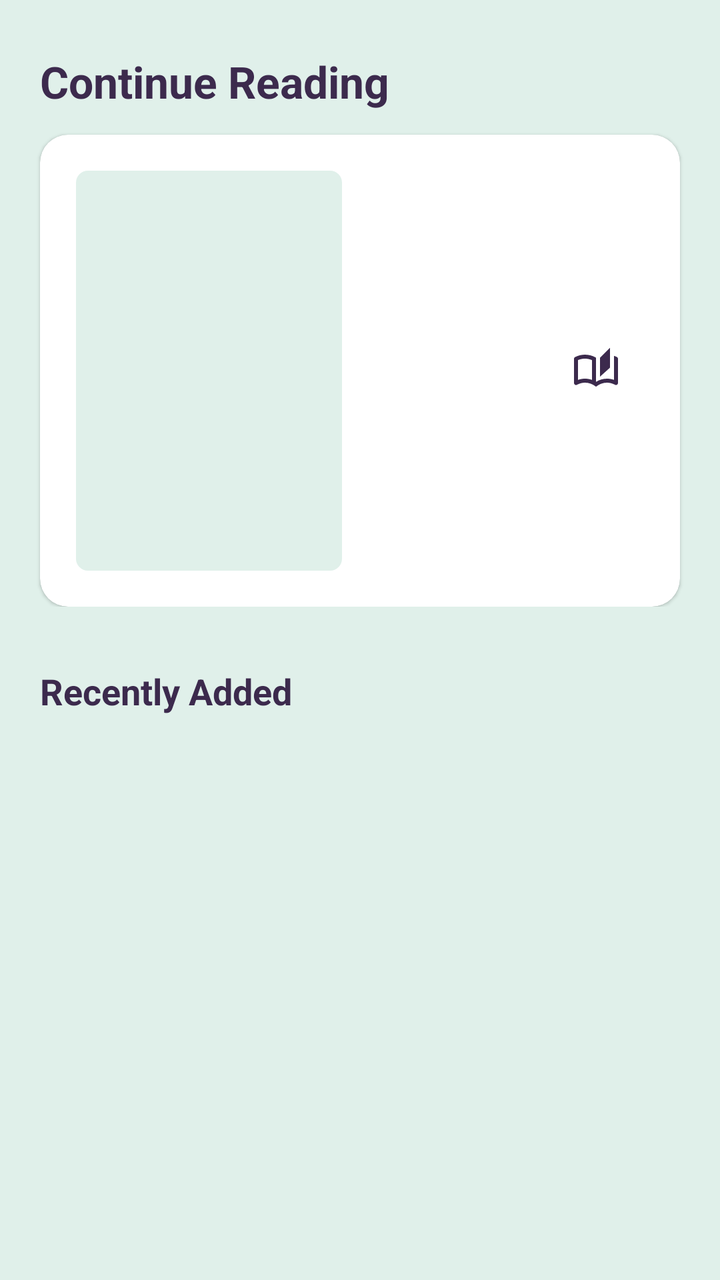
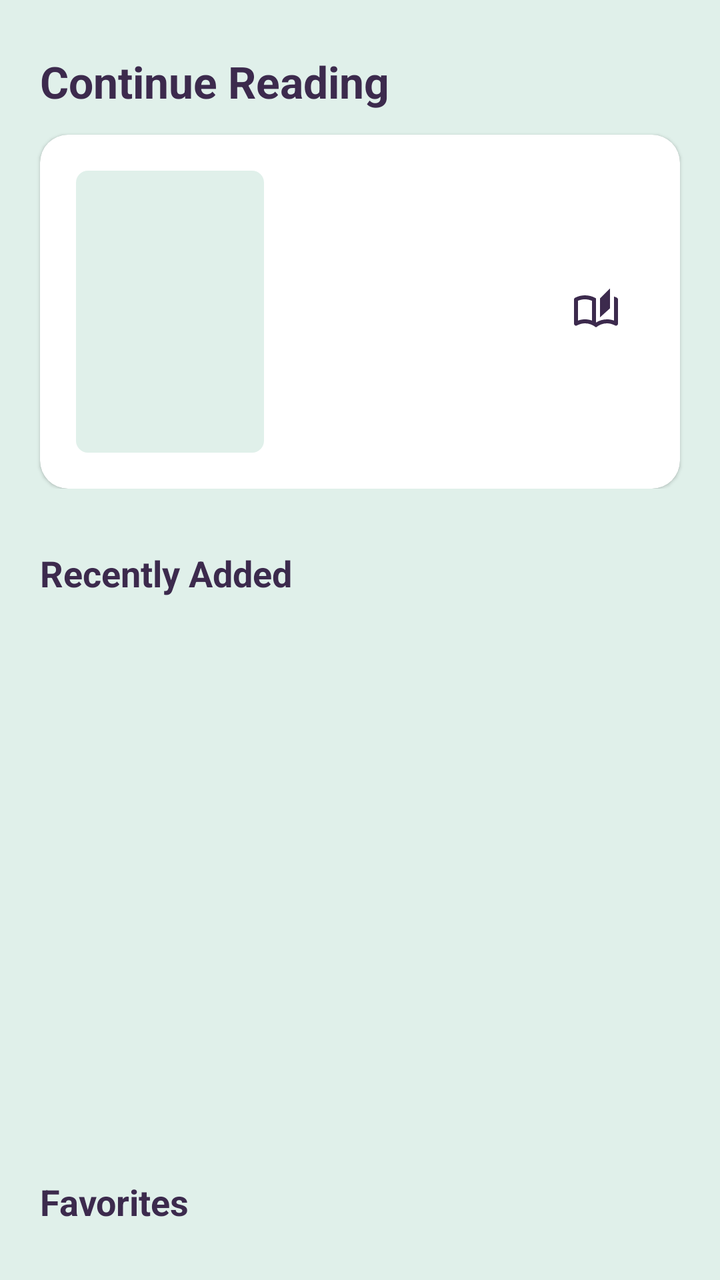

Two renders of the same Android screen: before a commit and after it. Below are the layout's source before the change and the commit's diff.
<!-- AndroidManifest.xml: application theme Theme.EpubReader -->
<!-- res/layout/view_home.xml -->
<?xml version="1.0" encoding="utf-8"?>
<androidx.core.widget.NestedScrollView xmlns:android="http://schemas.android.com/apk/res/android"
    xmlns:app="http://schemas.android.com/apk/res-auto"
    android:id="@+id/homeScroll"
    android:layout_width="match_parent"
    android:layout_height="match_parent"
    android:clipToPadding="false"
    android:fillViewport="true"
    android:overScrollMode="never"
    android:paddingBottom="24dp">

    <LinearLayout
        android:layout_width="match_parent"
        android:layout_height="wrap_content"
        android:orientation="vertical">

        <LinearLayout
            android:id="@+id/homeEmpty"
            android:layout_width="match_parent"
            android:layout_height="wrap_content"
            android:minHeight="280dp"
            android:layout_marginStart="32dp"
            android:layout_marginTop="72dp"
            android:layout_marginEnd="32dp"
            android:gravity="center"
            android:orientation="vertical"
            android:visibility="gone">

            <ImageView
                android:layout_width="72dp"
                android:layout_height="72dp"
                android:alpha="0.45"
                android:contentDescription="@string/app_name"
                android:src="@drawable/ic_home" />

            <TextView
                android:layout_width="wrap_content"
                android:layout_height="wrap_content"
                android:layout_marginTop="16dp"
                android:text="@string/home_empty_title"
                android:textColor="?android:textColorPrimary"
                android:textSize="20sp"
                android:textStyle="bold" />

            <TextView
                android:layout_width="wrap_content"
                android:layout_height="wrap_content"
                android:layout_marginTop="6dp"
                android:gravity="center"
                android:text="@string/home_empty_hint"
                android:textColor="?android:textColorSecondary" />

            <com.google.android.material.button.MaterialButton
                android:id="@+id/homeEmptyAction"
                android:layout_width="wrap_content"
                android:layout_height="wrap_content"
                android:layout_marginTop="14dp"
                android:text="@string/action_import_file" />
        </LinearLayout>

        <LinearLayout
            android:id="@+id/homeContinueSection"
            android:layout_width="match_parent"
            android:layout_height="wrap_content"
            android:orientation="vertical">

            <TextView
                android:layout_width="match_parent"
                android:layout_height="wrap_content"
                android:layout_marginStart="@dimen/app_row_content_padding_h"
                android:layout_marginTop="26dp"
                android:layout_marginEnd="@dimen/app_row_content_padding_h"
                android:text="@string/home_continue_heading"
                android:textColor="?android:textColorPrimary"
                android:textSize="22sp"
                android:textStyle="bold" />

            <com.google.android.material.card.MaterialCardView
                android:id="@+id/homeContinueCard"
                android:layout_width="match_parent"
                android:layout_height="wrap_content"
                android:layout_marginStart="@dimen/app_row_content_padding_h"
                android:layout_marginTop="12dp"
                android:layout_marginEnd="@dimen/app_row_content_padding_h"
                app:cardBackgroundColor="?attr/colorSurface"
                app:cardCornerRadius="14dp"
                app:cardElevation="1dp">

                <LinearLayout
                    android:layout_width="match_parent"
                    android:layout_height="wrap_content"
                    android:gravity="center_vertical"
                    android:orientation="horizontal"
                    android:padding="18dp">

                    <ImageView
                        android:id="@+id/homeContinueCover"
                        android:layout_width="133dp"
                        android:layout_height="200dp"
                        android:background="@drawable/cover_frame"
                        android:contentDescription="@string/book_cover"
                        android:scaleType="centerCrop" />

                    <LinearLayout
                        android:layout_width="0dp"
                        android:layout_height="wrap_content"
                        android:layout_marginStart="18dp"
                        android:layout_weight="1"
                        android:orientation="vertical">

                        <TextView
                            android:id="@+id/homeContinueTitle"
                            android:layout_width="match_parent"
                            android:layout_height="wrap_content"
                            android:ellipsize="end"
                            android:maxLines="3"
                            android:textColor="?android:textColorPrimary"
                            android:textSize="19sp"
                            android:textStyle="bold" />

                        <TextView
                            android:id="@+id/homeContinueAuthor"
                            android:layout_width="match_parent"
                            android:layout_height="wrap_content"
                            android:layout_marginTop="5dp"
                            android:ellipsize="end"
                            android:maxLines="2"
                            android:textColor="?android:textColorSecondary"
                            android:textSize="13sp" />

                        <TextView
                            android:id="@+id/homeContinueSeries"
                            android:layout_width="match_parent"
                            android:layout_height="wrap_content"
                            android:layout_marginTop="3dp"
                            android:ellipsize="end"
                            android:maxLines="2"
                            android:textColor="?android:textColorSecondary"
                            android:textSize="12sp" />

                        <TextView
                            android:id="@+id/homeContinueLocation"
                            android:layout_width="wrap_content"
                            android:layout_height="wrap_content"
                            android:layout_marginTop="10dp"
                            android:textColor="?android:textColorSecondary"
                            android:textSize="12sp" />

                        <TextView
                            android:id="@+id/homeContinueProgress"
                            android:layout_width="wrap_content"
                            android:layout_height="wrap_content"
                            android:layout_marginTop="2dp"
                            android:textColor="?android:textColorSecondary"
                            android:textSize="12sp" />
                    </LinearLayout>

                    <ImageButton
                        android:id="@+id/homeContinueButton"
                        android:layout_width="48dp"
                        android:layout_height="48dp"
                        android:layout_marginStart="8dp"
                        android:background="?attr/selectableItemBackgroundBorderless"
                        android:contentDescription="@string/continue_reading"
                        android:src="@drawable/ic_menu_book"
                        app:tint="?android:textColorPrimary" />
                </LinearLayout>
            </com.google.android.material.card.MaterialCardView>
        </LinearLayout>

        <LinearLayout
            android:id="@+id/homeRecentlyAddedSection"
            android:layout_width="match_parent"
            android:layout_height="wrap_content"
            android:orientation="vertical">

            <TextView
                android:layout_width="match_parent"
                android:layout_height="wrap_content"
                android:layout_marginStart="@dimen/app_row_content_padding_h"
                android:layout_marginTop="30dp"
                android:layout_marginEnd="@dimen/app_row_content_padding_h"
                android:text="@string/home_recently_added"
                android:textColor="?android:textColorPrimary"
                android:textSize="18sp"
                android:textStyle="bold" />

            <androidx.recyclerview.widget.RecyclerView
                android:id="@+id/homeRecentlyAdded"
                android:layout_width="match_parent"
                android:layout_height="262dp"
                android:clipToPadding="false"
                android:nestedScrollingEnabled="false"
                android:overScrollMode="never"
                android:paddingStart="@dimen/app_row_content_padding_h"
                android:paddingEnd="@dimen/app_row_content_padding_h"
                android:paddingTop="10dp"
                android:paddingBottom="8dp" />
        </LinearLayout>

        <LinearLayout
            android:id="@+id/homeFavoritesSection"
            android:layout_width="match_parent"
            android:layout_height="wrap_content"
            android:orientation="vertical">

            <TextView
                android:layout_width="match_parent"
                android:layout_height="wrap_content"
                android:layout_marginStart="@dimen/app_row_content_padding_h"
                android:layout_marginTop="28dp"
                android:layout_marginEnd="@dimen/app_row_content_padding_h"
                android:text="@string/home_favorites"
                android:textColor="?android:textColorPrimary"
                android:textSize="18sp"
                android:textStyle="bold" />

            <androidx.recyclerview.widget.RecyclerView
                android:id="@+id/homeFavorites"
                android:layout_width="match_parent"
                android:layout_height="262dp"
                android:clipToPadding="false"
                android:nestedScrollingEnabled="false"
                android:overScrollMode="never"
                android:paddingStart="@dimen/app_row_content_padding_h"
                android:paddingEnd="@dimen/app_row_content_padding_h"
                android:paddingTop="10dp"
                android:paddingBottom="8dp" />
        </LinearLayout>

        <LinearLayout
            android:id="@+id/homeAuthorsSection"
            android:layout_width="match_parent"
            android:layout_height="wrap_content"
            android:orientation="vertical">

            <TextView
                android:layout_width="match_parent"
                android:layout_height="wrap_content"
                android:layout_marginStart="@dimen/app_row_content_padding_h"
                android:layout_marginTop="28dp"
                android:layout_marginEnd="@dimen/app_row_content_padding_h"
                android:text="@string/home_top_authors"
                android:textColor="?android:textColorPrimary"
                android:textSize="18sp"
                android:textStyle="bold" />

            <LinearLayout
                android:id="@+id/homeAuthorGroup1"
                android:layout_width="match_parent"
                android:layout_height="wrap_content"
                android:orientation="vertical">
                <TextView
                    android:id="@+id/homeAuthorTitle1"
                    android:layout_width="match_parent"
                    android:layout_height="wrap_content"
                    android:layout_marginStart="@dimen/app_row_content_padding_h"
                    android:layout_marginTop="10dp"
                    android:layout_marginEnd="@dimen/app_row_content_padding_h"
                    android:textColor="?android:textColorSecondary"
                    android:textSize="13sp"
                    android:textStyle="bold" />
                <androidx.recyclerview.widget.RecyclerView
                    android:id="@+id/homeAuthorBooks1"
                    android:layout_width="match_parent"
                    android:layout_height="262dp"
                    android:clipToPadding="false"
                    android:nestedScrollingEnabled="false"
                    android:overScrollMode="never"
                    android:paddingStart="@dimen/app_row_content_padding_h"
                    android:paddingEnd="@dimen/app_row_content_padding_h"
                    android:paddingTop="8dp"
                    android:paddingBottom="8dp" />
            </LinearLayout>

            <LinearLayout
                android:id="@+id/homeAuthorGroup2"
                android:layout_width="match_parent"
                android:layout_height="wrap_content"
                android:orientation="vertical">
                <TextView
                    android:id="@+id/homeAuthorTitle2"
                    android:layout_width="match_parent"
                    android:layout_height="wrap_content"
                    android:layout_marginStart="@dimen/app_row_content_padding_h"
                    android:layout_marginTop="8dp"
                    android:layout_marginEnd="@dimen/app_row_content_padding_h"
                    android:textColor="?android:textColorSecondary"
                    android:textSize="13sp"
                    android:textStyle="bold" />
                <androidx.recyclerview.widget.RecyclerView
                    android:id="@+id/homeAuthorBooks2"
                    android:layout_width="match_parent"
                    android:layout_height="262dp"
                    android:clipToPadding="false"
                    android:nestedScrollingEnabled="false"
                    android:overScrollMode="never"
                    android:paddingStart="@dimen/app_row_content_padding_h"
                    android:paddingEnd="@dimen/app_row_content_padding_h"
                    android:paddingTop="8dp"
                    android:paddingBottom="8dp" />
            </LinearLayout>

            <LinearLayout
                android:id="@+id/homeAuthorGroup3"
                android:layout_width="match_parent"
                android:layout_height="wrap_content"
                android:orientation="vertical">
                <TextView
                    android:id="@+id/homeAuthorTitle3"
                    android:layout_width="match_parent"
                    android:layout_height="wrap_content"
                    android:layout_marginStart="@dimen/app_row_content_padding_h"
                    android:layout_marginTop="8dp"
                    android:layout_marginEnd="@dimen/app_row_content_padding_h"
                    android:textColor="?android:textColorSecondary"
                    android:textSize="13sp"
                    android:textStyle="bold" />
                <androidx.recyclerview.widget.RecyclerView
                    android:id="@+id/homeAuthorBooks3"
                    android:layout_width="match_parent"
                    android:layout_height="262dp"
                    android:clipToPadding="false"
                    android:nestedScrollingEnabled="false"
                    android:overScrollMode="never"
                    android:paddingStart="@dimen/app_row_content_padding_h"
                    android:paddingEnd="@dimen/app_row_content_padding_h"
                    android:paddingTop="8dp"
                    android:paddingBottom="8dp" />
            </LinearLayout>
        </LinearLayout>

        <LinearLayout
            android:id="@+id/homeSeriesSection"
            android:layout_width="match_parent"
            android:layout_height="wrap_content"
            android:orientation="vertical">

            <TextView
                android:layout_width="match_parent"
                android:layout_height="wrap_content"
                android:layout_marginStart="@dimen/app_row_content_padding_h"
                android:layout_marginTop="24dp"
                android:layout_marginEnd="@dimen/app_row_content_padding_h"
                android:text="@string/home_top_series"
                android:textColor="?android:textColorPrimary"
                android:textSize="18sp"
                android:textStyle="bold" />

            <LinearLayout
                android:id="@+id/homeSeriesGroup1"
                android:layout_width="match_parent"
                android:layout_height="wrap_content"
                android:orientation="vertical">
                <TextView
                    android:id="@+id/homeSeriesTitle1"
                    android:layout_width="match_parent"
                    android:layout_height="wrap_content"
                    android:layout_marginStart="@dimen/app_row_content_padding_h"
                    android:layout_marginTop="10dp"
                    android:layout_marginEnd="@dimen/app_row_content_padding_h"
                    android:textColor="?android:textColorSecondary"
                    android:textSize="13sp"
                    android:textStyle="bold" />
                <androidx.recyclerview.widget.RecyclerView
                    android:id="@+id/homeSeriesBooks1"
                    android:layout_width="match_parent"
                    android:layout_height="262dp"
                    android:clipToPadding="false"
                    android:nestedScrollingEnabled="false"
                    android:overScrollMode="never"
                    android:paddingStart="@dimen/app_row_content_padding_h"
                    android:paddingEnd="@dimen/app_row_content_padding_h"
                    android:paddingTop="8dp"
                    android:paddingBottom="8dp" />
            </LinearLayout>

            <LinearLayout
                android:id="@+id/homeSeriesGroup2"
                android:layout_width="match_parent"
                android:layout_height="wrap_content"
                android:orientation="vertical">
                <TextView
                    android:id="@+id/homeSeriesTitle2"
                    android:layout_width="match_parent"
                    android:layout_height="wrap_content"
                    android:layout_marginStart="@dimen/app_row_content_padding_h"
                    android:layout_marginTop="8dp"
                    android:layout_marginEnd="@dimen/app_row_content_padding_h"
                    android:textColor="?android:textColorSecondary"
                    android:textSize="13sp"
                    android:textStyle="bold" />
                <androidx.recyclerview.widget.RecyclerView
                    android:id="@+id/homeSeriesBooks2"
                    android:layout_width="match_parent"
                    android:layout_height="262dp"
                    android:clipToPadding="false"
                    android:nestedScrollingEnabled="false"
                    android:overScrollMode="never"
                    android:paddingStart="@dimen/app_row_content_padding_h"
                    android:paddingEnd="@dimen/app_row_content_padding_h"
                    android:paddingTop="8dp"
                    android:paddingBottom="8dp" />
            </LinearLayout>

            <LinearLayout
                android:id="@+id/homeSeriesGroup3"
                android:layout_width="match_parent"
                android:layout_height="wrap_content"
                android:orientation="vertical">
                <TextView
                    android:id="@+id/homeSeriesTitle3"
                    android:layout_width="match_parent"
                    android:layout_height="wrap_content"
                    android:layout_marginStart="@dimen/app_row_content_padding_h"
                    android:layout_marginTop="8dp"
                    android:layout_marginEnd="@dimen/app_row_content_padding_h"
                    android:textColor="?android:textColorSecondary"
                    android:textSize="13sp"
                    android:textStyle="bold" />
                <androidx.recyclerview.widget.RecyclerView
                    android:id="@+id/homeSeriesBooks3"
                    android:layout_width="match_parent"
                    android:layout_height="262dp"
                    android:clipToPadding="false"
                    android:nestedScrollingEnabled="false"
                    android:overScrollMode="never"
                    android:paddingStart="@dimen/app_row_content_padding_h"
                    android:paddingEnd="@dimen/app_row_content_padding_h"
                    android:paddingTop="8dp"
                    android:paddingBottom="8dp" />
            </LinearLayout>
        </LinearLayout>
    </LinearLayout>
</androidx.core.widget.NestedScrollView>
<!-- resources referenced by this layout -->
<resources>
  <dimen name="app_row_content_padding_h">20dp</dimen>
  <!-- drawable cover_frame (drawable) -->
  <?xml version="1.0" encoding="utf-8"?>
  <shape xmlns:android="http://schemas.android.com/apk/res/android" android:shape="rectangle">
      <solid android:color="@color/cover_placeholder" />
      <corners android:radius="6dp" />
  </shape>
  <!-- drawable ic_home (drawable) -->
  <?xml version="1.0" encoding="utf-8"?>
  <vector xmlns:android="http://schemas.android.com/apk/res/android"
      android:width="24dp"
      android:height="24dp"
      android:viewportWidth="24"
      android:viewportHeight="24">
      <path
          android:fillColor="#FF000000"
          android:pathData="M3,10.5L12,3l9,7.5v9a1,1 0,0 1,-1 1h-5.5v-6h-5v6H4a1,1 0,0 1,-1 -1z" />
  </vector>
  <string name="action_import_file">Import file</string>
  <string name="app_name">The Livre Magicae</string>
  <string name="book_cover">Book cover</string>
  <string name="continue_reading">Continue reading</string>
  <string name="home_continue_heading">Continue Reading</string>
  <string name="home_empty_hint">Add a few EPUBs and Home will become your reading starting point.</string>
  <string name="home_empty_title">Your library is empty</string>
  <string name="home_favorites">Favorites</string>
  <string name="home_recently_added">Recently Added</string>
  <string name="home_top_authors">Top Authors</string>
  <string name="home_top_series">Top Series</string>
  <style name="Theme.EpubReader" parent="Theme.MaterialComponents.DayNight.NoActionBar">
          <item name="android:windowBackground">@color/light_bg</item>
          
          <item name="android:statusBarColor">@color/black</item>
          <item name="android:navigationBarColor">@color/black</item>
          <item name="android:windowLightStatusBar">false</item>
          <item name="android:windowLightNavigationBar">false</item>
          <item name="android:windowTranslucentStatus">false</item>
          <item name="android:enforceStatusBarContrast" tools:targetApi="q">false</item>
          <item name="android:enforceNavigationBarContrast" tools:targetApi="q">false</item>
          <item name="android:fitsSystemWindows">true</item>
          <item name="colorPrimary">@color/accent</item>
          <item name="colorPrimaryVariant">@color/accent_dark</item>
          <item name="colorOnPrimary">@color/white</item>
          <item name="colorSecondary">@color/secondary</item>
          <item name="colorOnSecondary">@color/white</item>
          <item name="android:colorBackground">@color/light_bg</item>
          <item name="colorSurface">@color/light_surface</item>
          <item name="colorOnSurface">@color/light_text</item>
          <item name="android:textColorPrimary">@color/light_text</item>
          <item name="android:textColorSecondary">@color/light_text_muted</item>
      </style>
  <color name="cover_placeholder">@color/palette_mint</color>
  <color name="light_bg">@color/palette_mint</color>
  <color name="black">#000000</color>
  <color name="accent">@color/palette_plum</color>
  <color name="accent_dark">@color/palette_purple</color>
  <color name="white">#FFFFFF</color>
  <color name="secondary">@color/palette_slate</color>
  <color name="light_surface">@color/white</color>
  <color name="light_text">@color/palette_eggplant</color>
  <color name="light_text_muted">@color/palette_purple</color>
  <color name="palette_mint">#E0F0EA</color>
  <color name="palette_plum">#503A65</color>
  <color name="palette_purple">#574F7D</color>
  <color name="palette_slate">#95ADBE</color>
  <color name="palette_eggplant">#3C2A4D</color>
  <!-- unchanged entries left out for length: 1 -->
</resources>

<!-- the commit's change to res/layout/view_home.xml (unified diff, before → after) -->
@@ -95,8 +95,8 @@
 
                     <ImageView
                         android:id="@+id/homeContinueCover"
-                        android:layout_width="133dp"
-                        android:layout_height="200dp"
+                        android:layout_width="94dp"
+                        android:layout_height="141dp"
                         android:background="@drawable/cover_frame"
                         android:contentDescription="@string/book_cover"
                         android:scaleType="centerCrop" />
